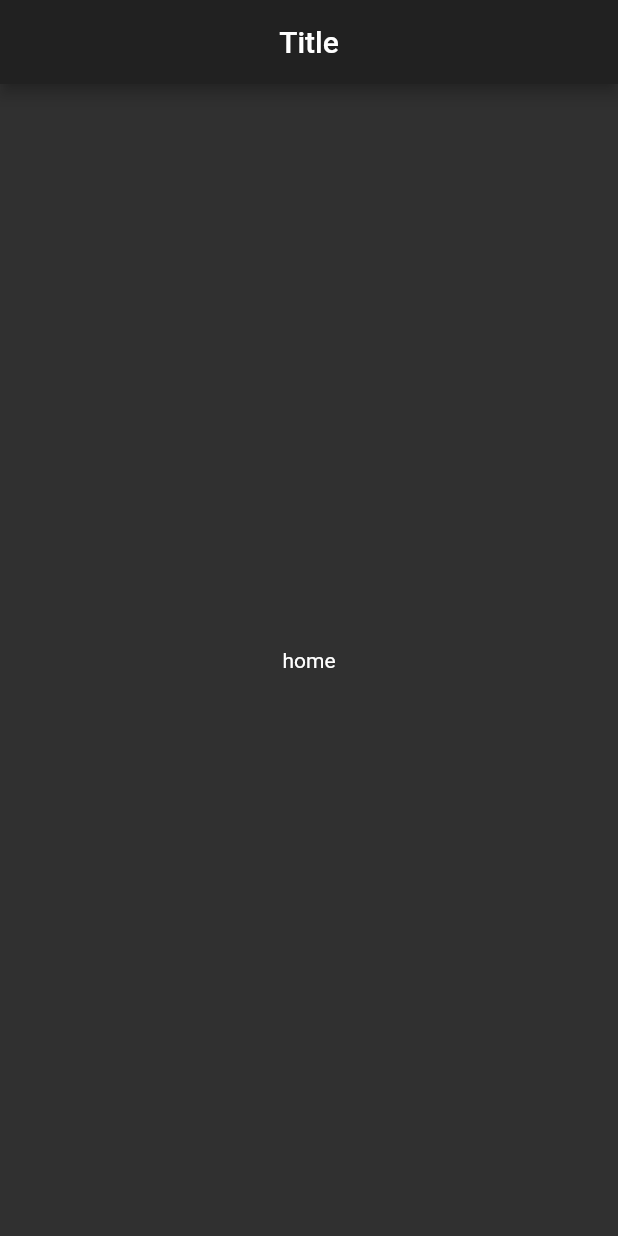
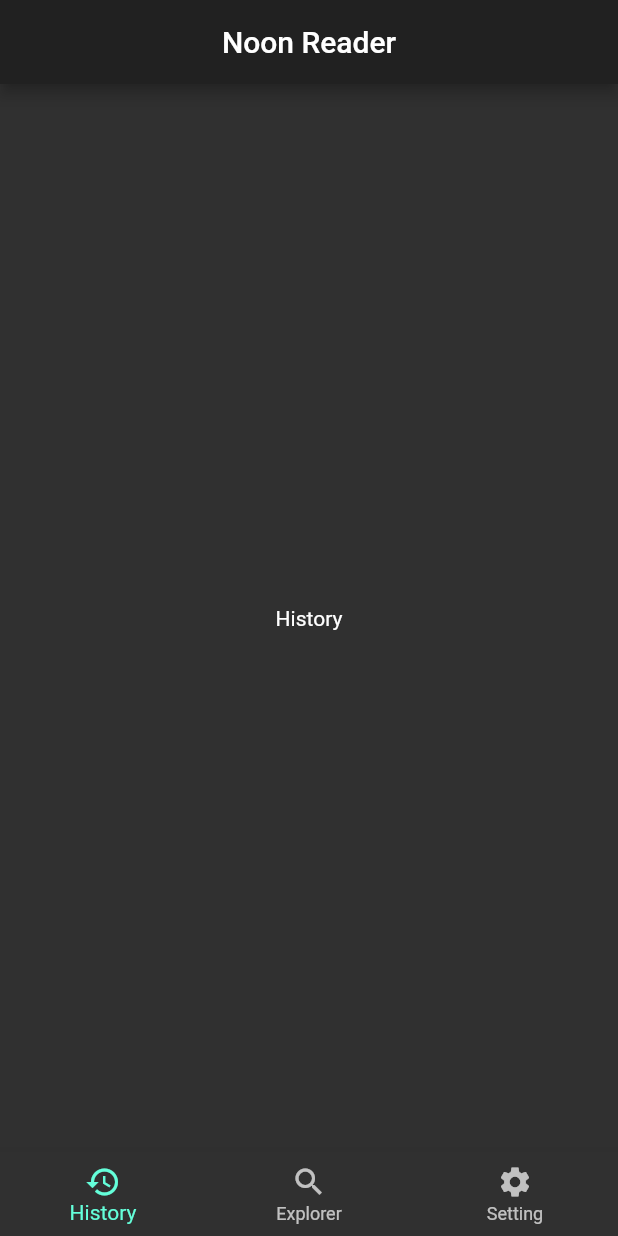
Before and after one commit to Aqudi/noon_reader, a Flutter app: the screen it shows after launch, on a phone screen of 412 x 824 dp. Run offline on Flutter 3.47's test engine with Material 2 defaults, Android fonts, the phone set to English and light mode, and no system bars; our stand-ins replace flutter_hooks, hooks_riverpod.

Commit message:
feat: Apply default setting and Add initial pages
- linter
- root, history, explorer, setting page
- bottom navigation bar

```diff
--- a/lib/main.dart
+++ b/lib/main.dart
@@ -1,13 +1,13 @@
 import 'package:flutter/material.dart';
-import 'package:google_fonts/google_fonts.dart';
-import 'package:noon_reader/pages/home.dart';
+import 'package:hooks_riverpod/hooks_riverpod.dart';
+
+import 'pages/root/root.dart';
 
 void main() {
-  runApp(MyApp());
+  runApp(ProviderScope(child: NoonReader()));
 }
 
-class MyApp extends StatelessWidget {
-  // This widget is the root of your application.
+class NoonReader extends StatelessWidget {
   @override
   Widget build(BuildContext context) {
     return MaterialApp(
@@ -20,7 +20,7 @@ class MyApp extends StatelessWidget {
       ),
       themeMode: ThemeMode.dark,
       debugShowCheckedModeBanner: false,
-      home: HomePage(),
+      home: RootPage(),
     );
   }
 }
--- /dev/null
+++ b/lib/pages/explorer/explorer.dart
@@ -0,0 +1,8 @@
+import 'package:flutter/material.dart';
+
+class ExplorerPage extends StatelessWidget {
+  @override
+  Widget build(BuildContext context) {
+    return Center(child: Text('Explorer'));
+  }
+}
--- /dev/null
+++ b/lib/pages/history/history.dart
@@ -0,0 +1,8 @@
+import 'package:flutter/material.dart';
+
+class HistoryPage extends StatelessWidget {
+  @override
+  Widget build(BuildContext context) {
+    return Center(child: Text('History'));
+  }
+}
--- a/lib/pages/home.dart
+++ /dev/null
@@ -1,16 +0,0 @@
-import 'package:flutter/material.dart';
-
-class HomePage extends StatelessWidget {
-  @override
-  Widget build(BuildContext context) {
-    return Scaffold(
-      appBar: AppBar(
-        title: Text('Title'),
-        centerTitle: true,
-      ),
-      body: Center(
-        child: Text('home'),
-      ),
-    );
-  }
-}
--- /dev/null
+++ b/lib/pages/root/root.dart
@@ -0,0 +1,58 @@
+import 'package:flutter/material.dart';
+import 'package:flutter_hooks/flutter_hooks.dart';
+import 'package:hooks_riverpod/hooks_riverpod.dart';
+import 'package:noon_reader/pages/explorer/explorer.dart';
+import 'package:noon_reader/pages/history/history.dart';
+import 'package:noon_reader/pages/setting/setting.dart';
+
+import 'root_viewmodel.dart';
+
+class RootPage extends HookWidget {
+  Widget getSelectedPage(int index) {
+    switch (index) {
+      case 0:
+        return HistoryPage();
+      case 1:
+        return ExplorerPage();
+      case 2:
+        return SettingPage();
+      default:
+        return Center(child: Text('404 Page not found'));
+    }
+  }
+
+  @override
+  Widget build(BuildContext context) {
+    final rootViewModel = useProvider(rootViewModelProvider);
+
+    final selectedIndex = rootViewModel.selectedIndex;
+
+    return Scaffold(
+      appBar: AppBar(
+        title: Text('Noon Reader'),
+        centerTitle: true,
+      ),
+      body: Center(
+        child: getSelectedPage(selectedIndex),
+      ),
+      bottomNavigationBar: BottomNavigationBar(
+        currentIndex: selectedIndex,
+        onTap: rootViewModel.setSelectedIndex,
+        items: [
+          BottomNavigationBarItem(
+            icon: Icon(Icons.history),
+            label: 'History',
+          ),
+          BottomNavigationBarItem(
+            icon: Icon(Icons.search),
+            label: 'Explorer',
+          ),
+          BottomNavigationBarItem(
+            icon: Icon(Icons.settings),
+            label: 'Setting',
+          ),
+        ],
+      ),
+    );
+  }
+}
--- /dev/null
+++ b/lib/pages/root/root_viewmodel.dart
@@ -0,0 +1,13 @@
+import 'package:flutter/material.dart';
+import 'package:hooks_riverpod/hooks_riverpod.dart';
+
+final rootViewModelProvider = ChangeNotifierProvider((ref) => RootViewModel());
+
+class RootViewModel with ChangeNotifier {
+  int selectedIndex = 0;
+
+  void setSelectedIndex(int _selectedIndex) {
+    selectedIndex = _selectedIndex;
+    notifyListeners();
+  }
+}
--- /dev/null
+++ b/lib/pages/setting/setting.dart
@@ -0,0 +1,8 @@
+import 'package:flutter/material.dart';
+
+class SettingPage extends StatelessWidget {
+  @override
+  Widget build(BuildContext context) {
+    return Center(child: Text('Setting'));
+  }
+}
--- a/pubspec.yaml
+++ b/pubspec.yaml
@@ -27,8 +27,11 @@ dependencies:
 
   # The following adds the Cupertino Icons font to your application.
   # Use with the CupertinoIcons class for iOS style icons.
-  cupertino_icons: ^1.0.2
+  cupertino_icons: ^1.0.3
   google_fonts: ^2.1.0
+  file_picker: ^3.0.1
+  flutter_hooks: ^0.17.0
+  hooks_riverpod: ^0.13.0-nullsafety.3
 
 dev_dependencies:
   flutter_test:
```
Also changed, not shown: pubspec.lock.
